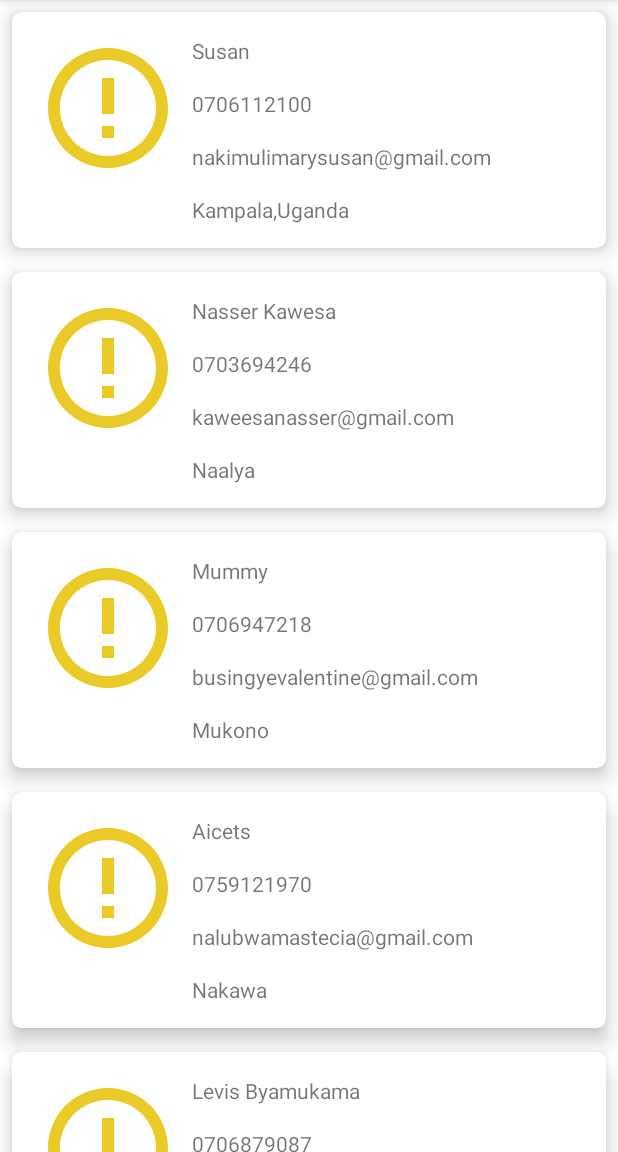
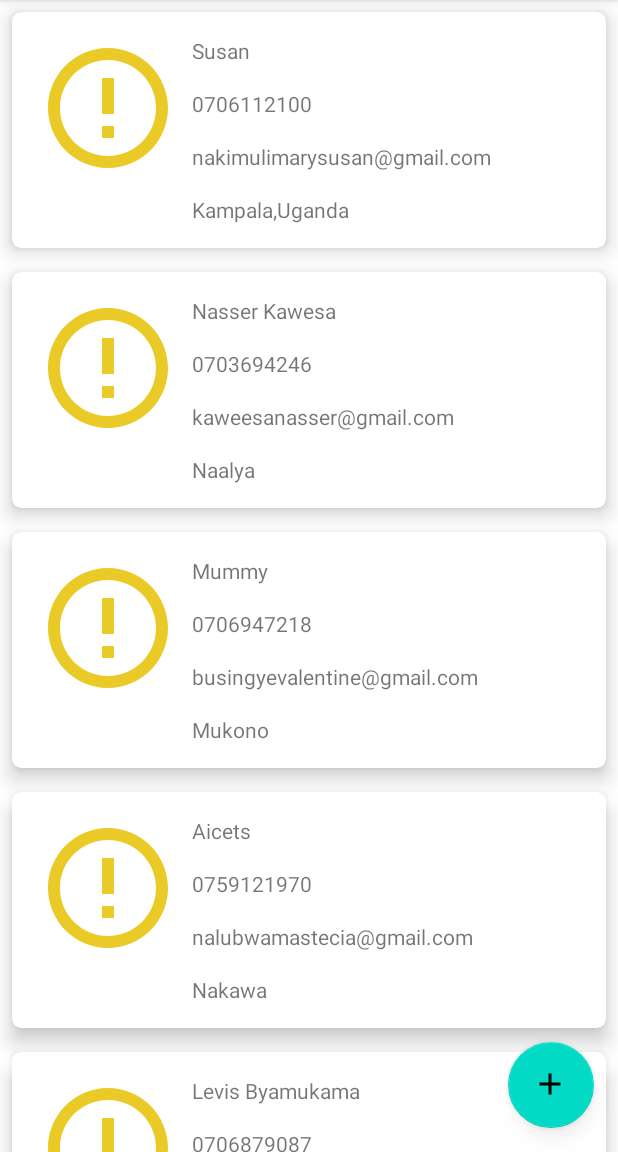
Before and after one commit to NakimuliSusan/Contacts--Android, an Android app: the screen it shows after launch (MainActivity), on a phone screen of 412 x 824 dp, the part 84-1236 px from its top. Run offline under Robolectric (Android 15) with nearby library versions, the phone set to English and light mode, and no system bars; our stand-ins replace CircleImageView, Picasso, Room's generated code; pictures from the network do not load.

Commit message:
instanciating a database to store my contacts

```diff
--- a/app/src/main/java/dev/pinky/mycontacts/Contact.kt
+++ /dev/null
@@ -1,9 +0,0 @@
-package dev.pinky.mycontacts
-
-data class Contact(
-    var name: String ,
-    var phoneNumber : String,
-    var email : String,
-    var address : String,
-    var image : String
-    )
--- a/app/src/main/java/dev/pinky/mycontacts/MainActivity.kt
+++ /dev/null
@@ -1,29 +0,0 @@
-package dev.pinky.mycontacts
-
-import androidx.appcompat.app.AppCompatActivity
-import android.os.Bundle
-import androidx.recyclerview.widget.LinearLayoutManager
-import dev.pinky.mycontacts.databinding.ActivityMainBinding
-
-class MainActivity : AppCompatActivity() {
-    lateinit var binding: ActivityMainBinding
-    override fun onCreate(savedInstanceState: Bundle?) {
-        super.onCreate(savedInstanceState)
-        binding = ActivityMainBinding.inflate(layoutInflater)
-        setContentView(binding.root)
-        displayContact()
-    }
-
-    fun displayContact () {
-        var contact1 = Contact("Susan","0706112100","nakimulimarysusan@gmail.com","Kampala,Uganda","https://media-exp2.licdn.com/dms/image/C4D03AQEt6zmUwr7obA/profile-displayphoto-shrink_800_800/0/1657292484131?e=1663200000&v=beta&t=clGXy8F8-BED5ad19UitpYA_dZp7wO_wvm_8MS_SXwY")
-        var contact2 = Contact("Nasser Kawesa","0703694246","kaweesanasser@gmail.com","Naalya","https://images.unsplash.com/photo-1589156280159-27698a70f29e?ixlib=rb-1.2.1&ixid=MnwxMjA3fDB8MHxzZWFyY2h8MXx8YmxhY2slMjBwZW9wbGV8ZW58MHx8MHx8&auto=format&fit=crop&w=500&q=60")
-        var contact3 = Contact("Mummy ","0706947218","busingyevalentine@gmail.com","Mukono","https://images.unsplash.com/photo-1505421031134-e57263cae630?ixlib=rb-1.2.1&ixid=MnwxMjA3fDB8MHxzZWFyY2h8MjV8fGJsYWNrJTIwcGVvcGxlfGVufDB8fDB8fA%3D%3D&auto=format&fit=crop&w=500&q=60")
-        var contact4 = Contact("Aicets","0759121970","nalubwamastecia@gmail.com","Nakawa","https://images.unsplash.com/photo-1533435137002-455932c8538f?ixlib=rb-1.2.1&ixid=MnwxMjA3fDB8MHxzZWFyY2h8NDR8fGJsYWNrJTIwcGVvcGxlfGVufDB8fDB8fA%3D%3D&auto=format&fit=crop&w=500&q=60")
-        var contact5 = Contact("Levis Byamukama","0706879087","levisbyamukama@gmail.com","Bulindo Kira","https://images.unsplash.com/photo-1588694673509-be778c806a6d?ixlib=rb-1.2.1&ixid=MnwxMjA3fDB8MHxzZWFyY2h8Mzl8fGJsYWNrJTIwcGVvcGxlfGVufDB8fDB8fA%3D%3D&auto=format&fit=crop&w=500&q=60")
-        var contact6 = Contact("Prossy","0750426633","prossy@gmail.com","Namanve","https://images.unsplash.com/photo-1589156229687-496a31ad1d1f?ixlib=rb-1.2.1&ixid=MnwxMjA3fDB8MHxzZWFyY2h8MjR8fGJsYWNrJTIwcGVvcGxlfGVufDB8fDB8fA%3D%3D&auto=format&fit=crop&w=500&q=60")
-        var contactList = listOf(contact1,contact2,contact3,contact4,contact5,contact6)
-        binding.rvContacts.layoutManager = LinearLayoutManager(this)
-        binding.rvContacts.adapter = ContactsRvAdapter(contactList)
-
-    }
-}
--- /dev/null
+++ b/app/src/main/java/dev/pinky/mycontacts/MyContacts.kt
@@ -0,0 +1,15 @@
+package dev.pinky.mycontacts
+
+import android.app.Application
+import android.content.Context
+
+class MyContacts: Application() {
+    companion object {
+        lateinit var  appContext : Context
+    }
+
+    override fun onCreate() {
+        super.onCreate()
+        appContext = applicationContext
+    }
+}
--- /dev/null
+++ b/app/src/main/java/dev/pinky/mycontacts/models/Contact.kt
@@ -0,0 +1,14 @@
+package dev.pinky.mycontacts.models
+
+import androidx.room.Entity
+import androidx.room.PrimaryKey
+
+@Entity(tableName = "Contacts")
+data class Contact(
+    @PrimaryKey(autoGenerate = true) var contactId:Int,
+    var name: String,
+    var phoneNumber : String,
+    var email : String,
+    var address : String,
+    var image : String
+    )
--- /dev/null
+++ b/app/src/main/java/dev/pinky/mycontacts/ui/MainActivity.kt
@@ -0,0 +1,38 @@
+package dev.pinky.mycontacts.ui
+
+import android.content.Intent
+import androidx.appcompat.app.AppCompatActivity
+import android.os.Bundle
+import androidx.recyclerview.widget.LinearLayoutManager
+import dev.pinky.mycontacts.models.Contact
+import dev.pinky.mycontacts.databinding.ActivityMainBinding
+
+class MainActivity : AppCompatActivity() {
+    lateinit var binding: ActivityMainBinding
+    override fun onCreate(savedInstanceState: Bundle?) {
+        super.onCreate(savedInstanceState)
+        binding = ActivityMainBinding.inflate(layoutInflater)
+        setContentView(binding.root)
+        displayContact()
+    }
+
+    override fun onResume() {
+        super.onResume()
+        binding.fanAddContact.setOnClickListener {
+            startActivity(Intent(this,AddContactActivity::class.java))
+        }
+
+    }
+    fun displayContact () {
+        var contact1 = Contact(1,"Susan","0706112100","nakimulimarysusan@gmail.com","Kampala,Uganda","https://media-exp2.licdn.com/dms/image/C4D03AQEt6zmUwr7obA/profile-displayphoto-shrink_800_800/0/1657292484131?e=1663200000&v=beta&t=clGXy8F8-BED5ad19UitpYA_dZp7wO_wvm_8MS_SXwY")
+        var contact2 = Contact(2,"Nasser Kawesa","0703694246","kaweesanasser@gmail.com","Naalya","https://images.unsplash.com/photo-1589156280159-27698a70f29e?ixlib=rb-1.2.1&ixid=MnwxMjA3fDB8MHxzZWFyY2h8MXx8YmxhY2slMjBwZW9wbGV8ZW58MHx8MHx8&auto=format&fit=crop&w=500&q=60")
+        var contact3 = Contact(3,"Mummy ","0706947218","busingyevalentine@gmail.com","Mukono","https://images.unsplash.com/photo-1505421031134-e57263cae630?ixlib=rb-1.2.1&ixid=MnwxMjA3fDB8MHxzZWFyY2h8MjV8fGJsYWNrJTIwcGVvcGxlfGVufDB8fDB8fA%3D%3D&auto=format&fit=crop&w=500&q=60")
+        var contact4 = Contact(4,"Aicets","0759121970","nalubwamastecia@gmail.com","Nakawa","https://images.unsplash.com/photo-1533435137002-455932c8538f?ixlib=rb-1.2.1&ixid=MnwxMjA3fDB8MHxzZWFyY2h8NDR8fGJsYWNrJTIwcGVvcGxlfGVufDB8fDB8fA%3D%3D&auto=format&fit=crop&w=500&q=60")
+        var contact5 = Contact(5,"Levis Byamukama","0706879087","levisbyamukama@gmail.com","Bulindo Kira","https://images.unsplash.com/photo-1588694673509-be778c806a6d?ixlib=rb-1.2.1&ixid=MnwxMjA3fDB8MHxzZWFyY2h8Mzl8fGJsYWNrJTIwcGVvcGxlfGVufDB8fDB8fA%3D%3D&auto=format&fit=crop&w=500&q=60")
+        var contact6 = Contact(6,"Prossy","0750426633","prossy@gmail.com","Namanve","https://images.unsplash.com/photo-1589156229687-496a31ad1d1f?ixlib=rb-1.2.1&ixid=MnwxMjA3fDB8MHxzZWFyY2h8MjR8fGJsYWNrJTIwcGVvcGxlfGVufDB8fDB8fA%3D%3D&auto=format&fit=crop&w=500&q=60")
+        var contactList = listOf(contact1,contact2,contact3,contact4,contact5,contact6)
+        binding.rvContacts.layoutManager = LinearLayoutManager(this)
+        binding.rvContacts.adapter = ContactsRvAdapter(contactList)
+
+    }
+}
--- a/app/src/main/java/dev/pinky/mycontacts/ViewContactActivity.kt
+++ b/app/src/main/java/dev/pinky/mycontacts/ui/ViewContactActivity.kt
@@ -1,10 +1,11 @@
-package dev.pinky.mycontacts
+package dev.pinky.mycontacts.ui
 
 import android.content.Intent
 import androidx.appcompat.app.AppCompatActivity
 import android.os.Bundle
 import android.widget.Toast
 import com.squareup.picasso.Picasso
+import dev.pinky.mycontacts.R
 import dev.pinky.mycontacts.databinding.ActivityViewContactBinding
 
 class ViewContactActivity : AppCompatActivity() {
@@ -37,7 +38,7 @@ class ViewContactActivity : AppCompatActivity() {
         Toast.makeText(this, "$name : $email", Toast.LENGTH_LONG).show()
 
         binding.imgBack.setOnClickListener {
-            val  intent = Intent(this,MainActivity::class.java)
+            val  intent = Intent(this, MainActivity::class.java)
             startActivity(intent)
         }
     }
--- /dev/null
+++ b/app/src/main/res/drawable/ic_baseline_add_24.xml
@@ -0,0 +1,5 @@
+<vector android:height="24dp" android:tint="#FFFFFF"
+    android:viewportHeight="24" android:viewportWidth="24"
+    android:width="24dp" xmlns:android="http://schemas.android.com/apk/res/android">
+    <path android:fillColor="@android:color/white" android:pathData="M19,13h-6v6h-2v-6H5v-2h6V5h2v6h6v2z"/>
+</vector>
--- a/app/src/main/res/layout/activity_main.xml
+++ b/app/src/main/res/layout/activity_main.xml
@@ -4,7 +4,7 @@
     xmlns:tools="http://schemas.android.com/tools"
     android:layout_width="match_parent"
     android:layout_height="match_parent"
-    tools:context=".MainActivity">
+    tools:context=".ui.MainActivity">
 
     <androidx.recyclerview.widget.RecyclerView
         android:id="@+id/rvContacts"
@@ -16,4 +16,15 @@
         app:layout_constraintStart_toStartOf="parent"
         app:layout_constraintTop_toTopOf="parent"
         tools:listitem="@layout/contact_list_item" />
+
+    <com.google.android.material.floatingactionbutton.FloatingActionButton
+        android:id="@+id/fanAddContact"
+        android:layout_width="80dp"
+        android:layout_height="57dp"
+        android:layout_marginEnd="16dp"
+        android:layout_marginBottom="16dp"
+        android:clickable="true"
+        android:src="@drawable/ic_baseline_add_24"
+        app:layout_constraintBottom_toBottomOf="parent"
+        app:layout_constraintEnd_toEndOf="parent" />
 </androidx.constraintlayout.widget.ConstraintLayout>
--- a/app/src/main/res/layout/activity_view_contact.xml
+++ b/app/src/main/res/layout/activity_view_contact.xml
@@ -4,7 +4,7 @@
     xmlns:tools="http://schemas.android.com/tools"
     android:layout_width="match_parent"
     android:layout_height="match_parent"
-    tools:context=".ViewContactActivity">
+    tools:context=".ui.ViewContactActivity">
 
     <de.hdodenhof.circleimageview.CircleImageView
         android:id="@+id/imgProfile"
```
Also changed, not shown: app/build.gradle (+8 -1 lines), app/src/main/AndroidManifest.xml (+6 -2 lines), app/src/main/java/dev/pinky/mycontacts/database/ContactDao.kt (added, +18 -0 lines), app/src/main/java/dev/pinky/mycontacts/database/ContactDb.kt (added, +27 -0 lines), app/src/main/java/dev/pinky/mycontacts/repository/ContactsRepository.kt (added, +22 -0 lines), app/src/main/java/dev/pinky/mycontacts/ui/AddContactActivity.kt (added, +45 -0 lines), app/src/main/java/dev/pinky/mycontacts/ui/ContactsRvAdapter.kt (renamed from app/src/main/java/dev/pinky/mycontacts/ContactsRvAdapter.kt, +4 -5 lines), app/src/main/java/dev/pinky/mycontacts/viewmodel/ContactsViewModel.kt (added, +24 -0 lines), app/src/main/res/layout/activity_add_contact.xml (added, +91 -0 lines).
